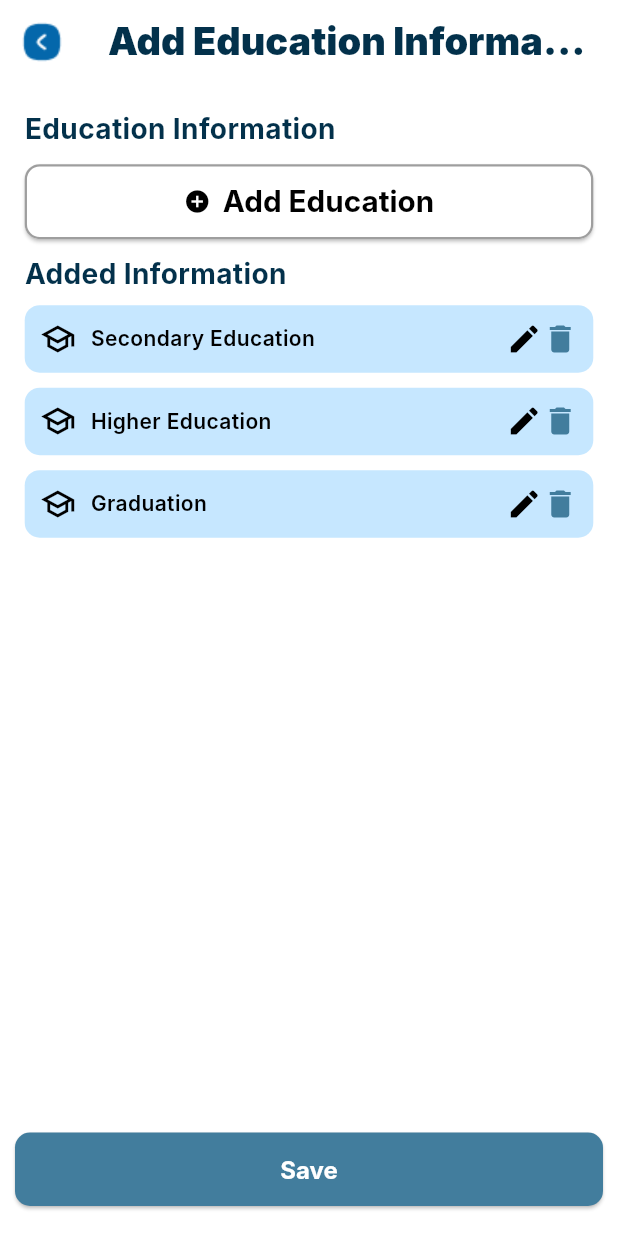
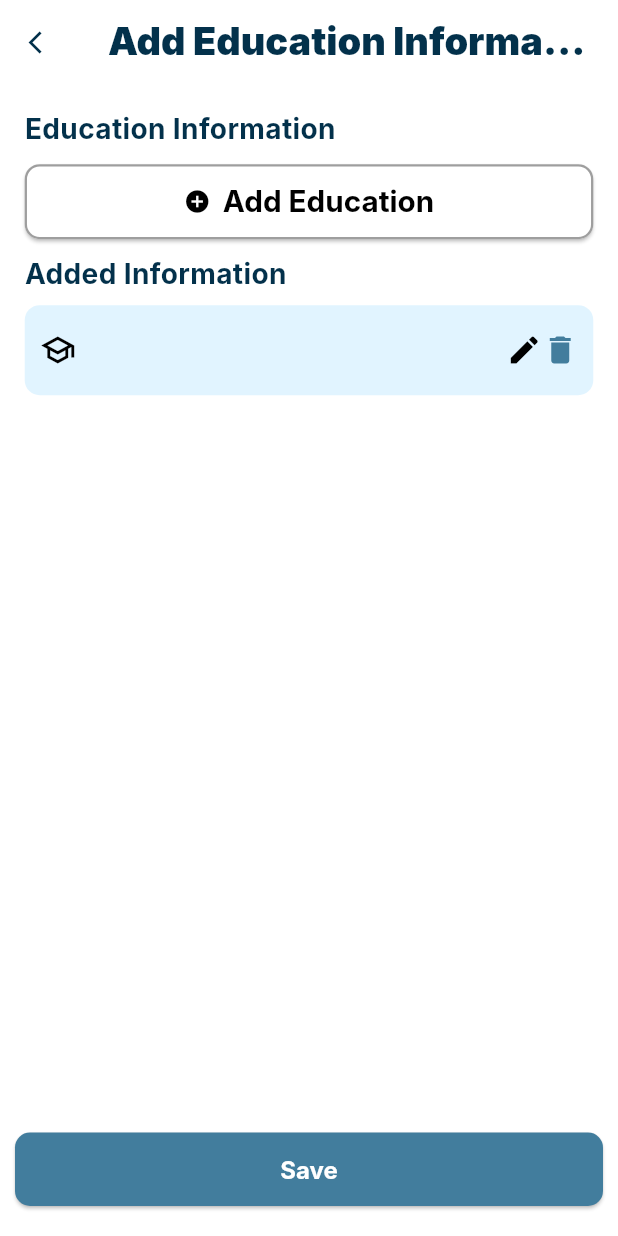
Before and after one commit to fatimasood/InfoKlub-App, a Flutter app: the EduInfo screen opened by its route, after a tap on "Save", on a phone screen of 412 x 824 dp. Run offline on Flutter 3.47's test engine with Material 3 defaults, Android fonts, the phone set to English and light mode, and no system bars; our stand-ins replace country_picker, file_picker, firebase_auth, firebase_core, flutter_secure_storage, fluttertoast and 5 more; accounts and stored records are empty; Roboto replaces fonts that are missing (Inter).

Commit message:
education data backend done

```diff
--- a/infoklub/lib/viewmodels/education/eduinfo_viewmodel.dart
+++ b/infoklub/lib/viewmodels/education/eduinfo_viewmodel.dart
@@ -1,67 +1,69 @@
 import 'package:flutter/material.dart';
 import 'package:hive/hive.dart';
-import 'package:image_picker/image_picker.dart';
 import 'package:infoklub/models/education/education_model.dart';
+import 'package:file_picker/file_picker.dart';
 
 class EduinfoViewmodel extends ChangeNotifier {
+  List<String> uploadedDocs = [];
   EducationInfo? _eduInfo;
 
   EducationInfo? get eduInfo => _eduInfo;
 
-  late String userEmail;
-  List<String> uploadedDocs = [];
+  /// Save new education info to the list associated with the user's email
+  Future<void> saveEducationInfo(String email, EducationInfo info) async {
+    final box = Hive.box('userBox');
 
-  void initialize(String email) {
-    userEmail = email;
-  }
+    final existingList = box.get("eduInfo_$email",
+            defaultValue: <EducationInfo>[])?.cast<EducationInfo>() ??
+        [];
 
-  void addDocumentPath(String path) {
-    uploadedDocs.add(path);
+    existingList.add(info);
+
+    await box.put("eduInfo_$email", existingList);
+    _eduInfo = null; // Clear after save
+    uploadedDocs.clear();
     notifyListeners();
   }
 
+  /// Get all education info entries for the user
+  List<EducationInfo> getAllEducationEntries(String email) {
+    final box = Hive.box('userBox');
+    return box.get("eduInfo_$email",
+            defaultValue: <EducationInfo>[])?.cast<EducationInfo>() ??
+        [];
+  }
+
   Future<void> pickDocument() async {
-    final picker = ImagePicker();
-    final pickedFile = await picker.pickImage(source: ImageSource.gallery);
-    if (pickedFile != null) {
-      uploadedDocs.add(pickedFile.path);
+    final result = await FilePicker.platform.pickFiles(
+      allowMultiple: true,
+      type: FileType.custom,
+      allowedExtensions: ['jpg', 'jpeg', 'png', 'pdf', 'doc', 'docx'],
+    );
+
+    if (result != null) {
+      uploadedDocs.addAll(result.paths.whereType<String>());
       notifyListeners();
     }
   }
 
-  Future<void> captureWithCamera() async {
-    final picker = ImagePicker();
-    final pickedImage = await picker.pickImage(source: ImageSource.camera);
-    if (pickedImage != null) {
-      uploadedDocs.add(pickedImage.path);
+  /// Delete a specific entry at the given index
+  Future<void> deleteEducationInfoAt(String email, int index) async {
+    final box = Hive.box('userBox');
+    final existingList = box.get("eduInfo_$email",
+            defaultValue: <EducationInfo>[])?.cast<EducationInfo>() ??
+        [];
+
+    if (index < existingList.length) {
+      existingList.removeAt(index);
+      await box.put("eduInfo_$email", existingList);
       notifyListeners();
     }
   }
 
-  Future<void> saveEducationInfo(String email, EducationInfo info) async {
-    final box = Hive.box('userBox');
-    await box.put("eduInfo_$email", info);
-    _eduInfo = info;
-    notifyListeners();
-    printAllUserBoxData(); // just for debugging
-  }
-
-  Future<void> loadEducationInfo(String email) async {
-    final box = Hive.box('userBox');
-    _eduInfo = box.get("eduInfo_$email");
+  /// For testing or UI resets
+  void clearEduInfo() {
+    _eduInfo = null;
+    uploadedDocs.clear();
     notifyListeners();
   }
-
-  void clearEducationInfo() {
-    _eduInfo = null;
-    notifyListeners();
-  }
-
-  void printAllUserBoxData() {
-    final box = Hive.box('userBox');
-    print("📚 Hive Box Data:");
-    for (var key in box.keys) {
-      print("🔑 $key => ${box.get(key)}");
-    }
-  }
 }
--- a/infoklub/lib/views/education_data/edu_info.dart
+++ b/infoklub/lib/views/education_data/edu_info.dart
@@ -46,12 +46,15 @@ class EduInfo extends StatelessWidget {
         ),
         centerTitle: true,
       ),
-      body: Stack(
+      body: SafeArea(
+        child: Stack(
           children: [
             SingleChildScrollView(
-            padding: EdgeInsets.symmetric(
-              horizontal: screenWidth * 0.04,
-              // vertical: screenHeight * 0.02,
+              padding: EdgeInsets.fromLTRB(
+                screenWidth * 0.04,
+                screenHeight * 0.02,
+                screenWidth * 0.04,
+                100,
               ),
               child: ConstrainedBox(
                 constraints: BoxConstraints(
@@ -188,7 +191,7 @@ class EduInfo extends StatelessWidget {
                       );
 
                       await viewmodel.saveEducationInfo(email, info);
-                    viewmodel.clearEducationInfo();
+                      viewmodel.clearEduInfo();
 
                       Navigator.pushNamed(context, AppRoutes.eduSave);
                     },
@@ -212,6 +215,7 @@ class EduInfo extends StatelessWidget {
             ),
           ],
         ),
+      ),
     );
   }
 }
--- a/infoklub/lib/views/education_data/edu_save.dart
+++ b/infoklub/lib/views/education_data/edu_save.dart
@@ -1,7 +1,10 @@
 import 'package:flutter/foundation.dart';
 import 'package:flutter/material.dart';
+import 'package:infoklub/main.dart';
+import 'package:infoklub/viewmodels/education/eduinfo_viewmodel.dart';
 import 'package:infoklub/widgets/custom_button.dart';
 import 'package:infoklub/app/theme.dart';
+import 'package:provider/provider.dart';
 import '../../app/routes.dart';
 
 class EduSave extends StatelessWidget {
@@ -9,7 +12,9 @@ class EduSave extends StatelessWidget {
 
   @override
   Widget build(BuildContext context) {
-    // final viewModel = Provider.of<EduinfoViewmodel>(context);
+    final viewModel = Provider.of<EduinfoViewmodel>(context);
+    final educationList = viewModel.getAllEducationEntries(userMail);
+
     final screenWidth = MediaQuery.of(context).size.width;
     final screenHeight = MediaQuery.of(context).size.height;
 
@@ -19,11 +24,10 @@ class EduSave extends StatelessWidget {
           onTap: () {
             Navigator.pop(context);
           },
-          child: Image.asset(
-            'lib/assets/Images/backarrow.png',
-            color: AppTheme.azureBlue,
-            height: 22,
-            width: 22,
+          child: const Icon(
+            Icons.arrow_back_ios,
+            color: AppTheme.textColor,
+            size: 18,
           ),
         ),
         title: Text(
@@ -32,7 +36,8 @@ class EduSave extends StatelessWidget {
         ),
         centerTitle: true,
       ),
-      body: Stack(
+      body: SafeArea(
+        child: Stack(
           children: [
             SingleChildScrollView(
               padding: EdgeInsets.symmetric(
@@ -49,7 +54,8 @@ class EduSave extends StatelessWidget {
                   children: [
                     Text(
                       "Education Information",
-                    style: AppTheme.getResponsiveTextTheme(context).labelMedium,
+                      style:
+                          AppTheme.getResponsiveTextTheme(context).labelMedium,
                     ),
                     const SizedBox(
                       height: 10,
@@ -65,9 +71,7 @@ class EduSave extends StatelessWidget {
                         color: Colors.black,
                       ),
                       onPressed: () {
-                      if (kDebugMode) {
-                        print("Add Education Button Pressed");
-                      }
+                        Navigator.pushNamed(context, AppRoutes.eduData);
                       },
                     ),
                     const SizedBox(
@@ -75,141 +79,54 @@ class EduSave extends StatelessWidget {
                     ),
                     Text(
                       "Added Information",
-                    style: AppTheme.getResponsiveTextTheme(context).labelMedium,
+                      style:
+                          AppTheme.getResponsiveTextTheme(context).labelMedium,
                     ),
                     const SizedBox(
                       height: 7,
                     ),
+                    for (int i = 0; i < educationList.length; i++)
                       Container(
-                    height: 45,
+                        margin: const EdgeInsets.only(bottom: 10),
+                        padding: const EdgeInsets.symmetric(horizontal: 10),
+                        height: 60,
                         width: double.infinity,
                         decoration: const BoxDecoration(
-                      color: AppTheme.skyBlue,
+                          color: Color.fromARGB(255, 225, 244, 255),
                           borderRadius: BorderRadius.all(
                             Radius.circular(10.0),
                           ),
                         ),
-                    child: Padding(
-                      padding: const EdgeInsets.all(10.0),
                         child: Row(
                           children: [
                             const Icon(Icons.school_outlined),
                             const SizedBox(
                               width: 10,
                             ),
-                          const Text(
-                            "Secondary Education",
-                            style: TextStyle(
+                            Expanded(
+                              child: Text(
+                                educationList[i].degree,
+                                style: const TextStyle(
                                   color: Colors.black,
                                   fontFamily: 'Inter',
                                   fontSize: 14,
                                   fontWeight: FontWeight.w600,
                                 ),
                               ),
-                          const Spacer(),
+                            ),
                             GestureDetector(
                               //onTap: () => ,
                               child: const Icon(Icons.edit),
                             ),
                             GestureDetector(
-                            // onTap: () => ,
+                              onTap: () async => await viewModel
+                                  .deleteEducationInfoAt(userMail, i),
                               child: const Icon(
                                 Icons.delete,
                                 color: AppTheme.secondaryColor,
                               ),
                             ),
                           ],
-                      ),
-                    ),
-                  ),
-                  const SizedBox(
-                    height: 10,
-                  ),
-                  Container(
-                    height: 45,
-                    width: double.infinity,
-                    decoration: const BoxDecoration(
-                      color: AppTheme.skyBlue,
-                      borderRadius: BorderRadius.all(
-                        Radius.circular(10.0),
-                      ),
-                    ),
-                    child: Padding(
-                      padding: const EdgeInsets.all(10.0),
-                      child: Row(
-                        children: [
-                          const Icon(Icons.school_outlined),
-                          const SizedBox(
-                            width: 10,
-                          ),
-                          const Text(
-                            "Higher Education",
-                            style: TextStyle(
-                              color: Colors.black,
-                              fontFamily: 'Inter',
-                              fontSize: 14,
-                              fontWeight: FontWeight.w600,
-                            ),
-                          ),
-                          const Spacer(),
-                          GestureDetector(
-                            //onTap: () => ,
-                            child: const Icon(Icons.edit),
-                          ),
-                          GestureDetector(
-                            // onTap: () => ,
-                            child: const Icon(
-                              Icons.delete,
-                              color: AppTheme.secondaryColor,
-                            ),
-                          ),
-                        ],
-                      ),
-                    ),
-                  ),
-                  const SizedBox(
-                    height: 10,
-                  ),
-                  Container(
-                    height: 45,
-                    width: double.infinity,
-                    decoration: const BoxDecoration(
-                      color: AppTheme.skyBlue,
-                      borderRadius: BorderRadius.all(
-                        Radius.circular(10.0),
-                      ),
-                    ),
-                    child: Padding(
-                      padding: const EdgeInsets.all(10.0),
-                      child: Row(
-                        children: [
-                          const Icon(Icons.school_outlined),
-                          const SizedBox(
-                            width: 10,
-                          ),
-                          const Text(
-                            "Graduation",
-                            style: TextStyle(
-                              color: Colors.black,
-                              fontFamily: 'Inter',
-                              fontSize: 14,
-                              fontWeight: FontWeight.w600,
-                            ),
-                          ),
-                          const Spacer(),
-                          GestureDetector(
-                            //onTap: () => ,
-                            child: const Icon(Icons.edit),
-                          ),
-                          GestureDetector(
-                            // onTap: () => ,
-                            child: const Icon(
-                              Icons.delete,
-                              color: AppTheme.secondaryColor,
-                            ),
-                          ),
-                        ],
-                      ),
                         ),
                       ),
                   ],
@@ -250,6 +167,7 @@ class EduSave extends StatelessWidget {
             ),
           ],
         ),
+      ),
     );
   }
 }
--- a/infoklub/pubspec.yaml
+++ b/infoklub/pubspec.yaml
@@ -27,6 +27,7 @@ dependencies:
   firebase_core: ^3.13.0
   hive: ^2.2.3
   flutter_secure_storage: ^9.0.0
+  file_picker: ^10.2.0
 
 
 dev_dependencies:
```
Also changed, not shown: infoklub/pubspec.lock, 5 other files. Lines whose indentation alone changed are shown as unchanged.
